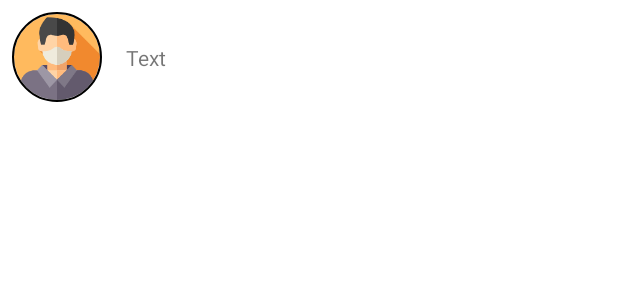
After one commit to AfiNaufal97/Sijora-Apps, an Android app: the layout item_list2.xml on its own in the app's theme, with its tools: preview values and no code run, on a phone screen of 412 x 824 dp. The commit adds this screen. Shown: the top 300 px of the screen. Run offline under Robolectric (Android 15) with nearby library versions, the phone set to English and light mode, and no system bars.

Commit message:
Menambahkan Sedikit Service

```diff
--- /dev/null
+++ b/ProjectSijora/app/src/main/java/com/bagkit/capstone/sijora/backend/modelapi/Data.kt
@@ -0,0 +1,6 @@
+package com.bagkit.capstone.sijora.backend.modelapi
+
+data class Data(
+    var id:String,
+    var text:String
+)
--- /dev/null
+++ b/ProjectSijora/app/src/main/java/com/bagkit/capstone/sijora/backend/modelapi/MultipleData.kt
@@ -0,0 +1,5 @@
+package com.bagkit.capstone.sijora.backend.modelapi
+
+data class MultipleData<T>(
+    var data :List<Data>
+)
--- /dev/null
+++ b/ProjectSijora/app/src/main/res/layout/item_list2.xml
@@ -0,0 +1,32 @@
+<?xml version="1.0" encoding="utf-8"?>
+<androidx.constraintlayout.widget.ConstraintLayout xmlns:android="http://schemas.android.com/apk/res/android"
+    xmlns:tools="http://schemas.android.com/tools"
+    android:layout_width="match_parent"
+    android:layout_height="wrap_content"
+    xmlns:app="http://schemas.android.com/apk/res-auto"
+    android:padding="8dp">
+
+    <de.hdodenhof.circleimageview.CircleImageView
+        android:id="@+id/circleImageView2"
+        android:layout_width="60dp"
+        android:layout_height="60dp"
+        app:civ_border_color="@android:color/black"
+        app:civ_border_width="1dp"
+        app:layout_constraintStart_toStartOf="parent"
+        app:layout_constraintTop_toTopOf="parent"
+        android:src="@drawable/ic_profile" />
+
+
+    <TextView
+        android:id="@+id/textView3"
+        android:layout_width="0dp"
+        android:layout_height="wrap_content"
+        android:layout_marginStart="16dp"
+        android:layout_marginEnd="16dp"
+        android:text="Text"
+        app:layout_constraintBottom_toBottomOf="@+id/circleImageView2"
+        app:layout_constraintEnd_toEndOf="parent"
+        app:layout_constraintStart_toEndOf="@+id/circleImageView2"
+        app:layout_constraintTop_toTopOf="@+id/circleImageView2" />
+
+</androidx.constraintlayout.widget.ConstraintLayout>
```
Also changed, not shown: ProjectSijora/app/build.gradle (+11 -0 lines), ProjectSijora/app/src/main/java/com/bagkit/capstone/sijora/backend/api/APIEndpoint.kt (added, +15 -0 lines), ProjectSijora/app/src/main/java/com/bagkit/capstone/sijora/backend/api/Retrofits.kt (added, +16 -0 lines), ProjectSijora/app/src/main/java/com/bagkit/capstone/sijora/backend/constanta/Constanta.kt (added, +7 -0 lines), ProjectSijora/app/src/main/java/com/bagkit/capstone/sijora/uiapps/adapter/AdapterCity.kt (+14 -20 lines), ProjectSijora/app/src/main/java/com/bagkit/capstone/sijora/uiapps/fragment/CityFragment.kt (+32 -5 lines).
